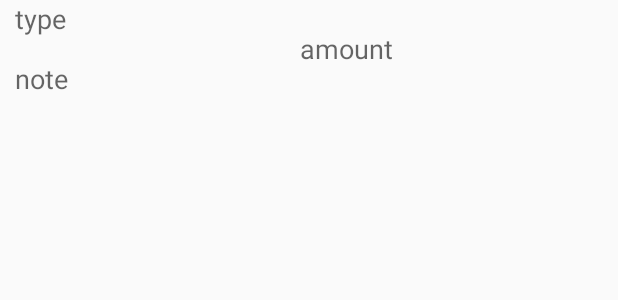
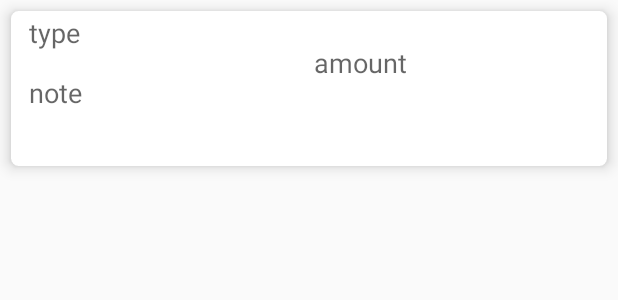
Before and after one commit to Seshmi/Seshmi-Alpha-Girls-WalletCal-Income-App-, an Android app: the layout expense_data_receive.xml on its own in the app's theme, with its tools: preview values and no code run, on a phone screen of 412 x 824 dp. Shown: the top 300 px of the screen. Run offline under Robolectric (Android 15) with nearby library versions, the phone set to English and light mode, and no system bars; Roboto replaces fonts that are not available here.

Commit message:
Error solved in expense data receive

```diff
--- a/app/src/main/res/layout/expense_data_receive.xml
+++ b/app/src/main/res/layout/expense_data_receive.xml
@@ -1,8 +1,20 @@
 <?xml version="1.0" encoding="utf-8"?>
-<LinearLayout xmlns:android="http://schemas.android.com/apk/res/android"
+<androidx.cardview.widget.CardView xmlns:android="http://schemas.android.com/apk/res/android"
+    xmlns:app="http://schemas.android.com/apk/res-auto"
     android:layout_width="match_parent"
-    android:layout_height="wrap_content">
+    android:layout_height="wrap_content"
+    android:elevation="5dp"
+    app:cardBackgroundColor="@color/white_back"
+    app:cardCornerRadius="5dp"
+    android:layout_margin="7dp"
+    app:cardElevation="6dp">
 
+    <LinearLayout
+        android:id="@+id/holderLinear"
+        android:layout_width="match_parent"
+        android:layout_height="103dp"
+        android:orientation="vertical"
+        android:padding="2dp">
 
         <LinearLayout
             android:layout_width="match_parent"
@@ -56,3 +68,5 @@
 
 
     </LinearLayout>
+
+</androidx.cardview.widget.CardView>
```
